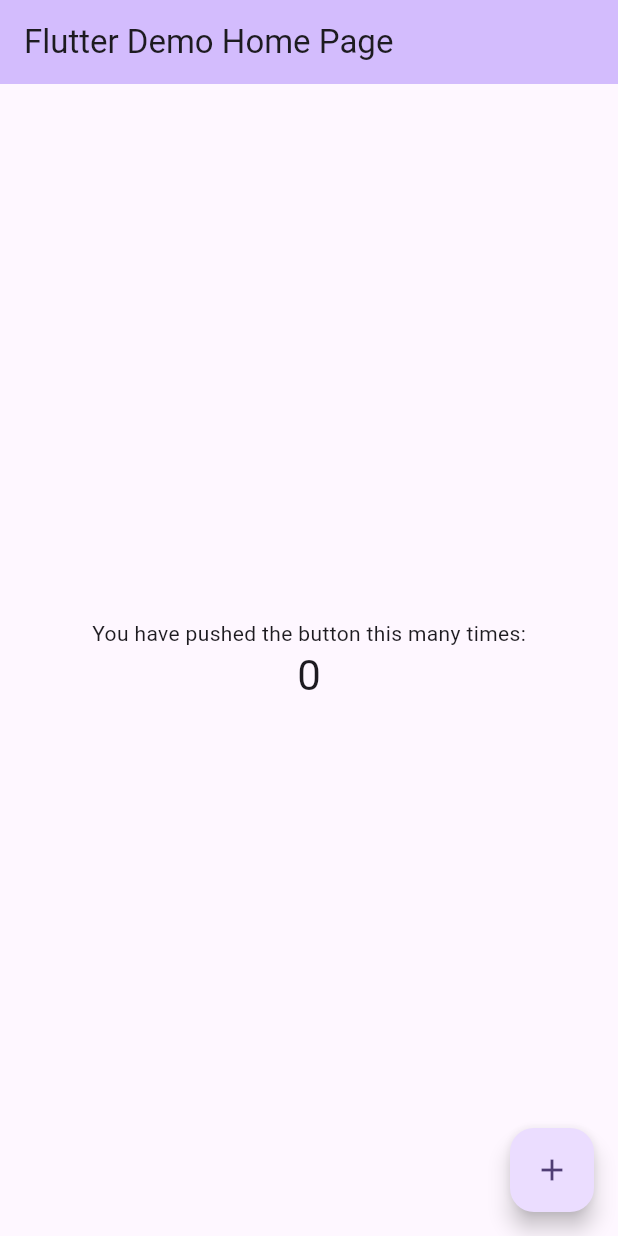
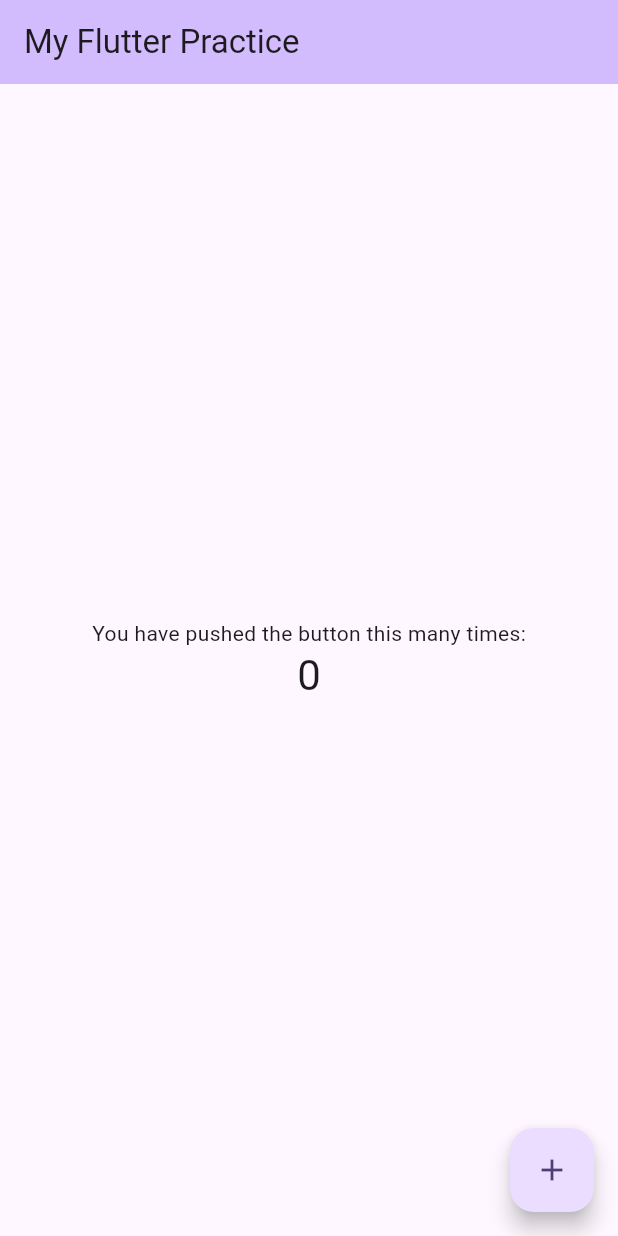
Before and after one commit to yogiiyashika-sketch/flutter-practice, a Flutter app: the screen it shows after launch, on a phone screen of 412 x 824 dp. Run offline on Flutter 3.47's test engine with Material 3 defaults, Android fonts, the phone set to English and light mode, and no system bars.

Commit message:
Update Flutter app title

```diff
--- a/lib/main.dart
+++ b/lib/main.dart
@@ -7,45 +7,18 @@ void main() {
 class MyApp extends StatelessWidget {
   const MyApp({super.key});
 
-  // This widget is the root of your application.
   @override
   Widget build(BuildContext context) {
     return MaterialApp(
-      title: 'Flutter Demo',
-      theme: ThemeData(
-        // This is the theme of your application.
-        //
-        // TRY THIS: Try running your application with "flutter run". You'll see
-        // the application has a purple toolbar. Then, without quitting the app,
-        // try changing the seedColor in the colorScheme below to Colors.green
-        // and then invoke "hot reload" (save your changes or press the "hot
-        // reload" button in a Flutter-supported IDE, or press "r" if you used
-        // the command line to start the app).
-        //
-        // Notice that the counter didn't reset back to zero; the application
-        // state is not lost during the reload. To reset the state, use hot
-        // restart instead.
-        //
-        // This works for code too, not just values: Most code changes can be
-        // tested with just a hot reload.
-        colorScheme: .fromSeed(seedColor: Colors.deepPurple),
-      ),
-      home: const MyHomePage(title: 'Flutter Demo Home Page'),
+      title: 'Flutter Practice',
+      theme: ThemeData(colorScheme: .fromSeed(seedColor: Colors.deepPurple)),
+      home: const MyHomePage(title: 'My Flutter Practice'),
     );
   }
 }
 
 class MyHomePage extends StatefulWidget {
   const MyHomePage({super.key, required this.title});
-
-  // This widget is the home page of your application. It is stateful, meaning
-  // that it has a State object (defined below) that contains fields that affect
-  // how it looks.
-
-  // This class is the configuration for the state. It holds the values (in this
-  // case the title) provided by the parent (in this case the App widget) and
-  // used by the build method of the State. Fields in a Widget subclass are
-  // always marked "final".
 
   final String title;
 
@@ -58,50 +31,19 @@ class _MyHomePageState extends State<MyHomePage> {
 
   void _incrementCounter() {
     setState(() {
-      // This call to setState tells the Flutter framework that something has
-      // changed in this State, which causes it to rerun the build method below
-      // so that the display can reflect the updated values. If we changed
-      // _counter without calling setState(), then the build method would not be
-      // called again, and so nothing would appear to happen.
       _counter++;
     });
   }
 
   @override
   Widget build(BuildContext context) {
-    // This method is rerun every time setState is called, for instance as done
-    // by the _incrementCounter method above.
-    //
-    // The Flutter framework has been optimized to make rerunning build methods
-    // fast, so that you can just rebuild anything that needs updating rather
-    // than having to individually change instances of widgets.
     return Scaffold(
       appBar: AppBar(
-        // TRY THIS: Try changing the color here to a specific color (to
-        // Colors.amber, perhaps?) and trigger a hot reload to see the AppBar
-        // change color while the other colors stay the same.
         backgroundColor: Theme.of(context).colorScheme.inversePrimary,
-        // Here we take the value from the MyHomePage object that was created by
-        // the App.build method, and use it to set our appbar title.
         title: Text(widget.title),
       ),
       body: Center(
-        // Center is a layout widget. It takes a single child and positions it
-        // in the middle of the parent.
         child: Column(
-          // Column is also a layout widget. It takes a list of children and
-          // arranges them vertically. By default, it sizes itself to fit its
-          // children horizontally, and tries to be as tall as its parent.
-          //
-          // Column has various properties to control how it sizes itself and
-          // how it positions its children. Here we use mainAxisAlignment to
-          // center the children vertically; the main axis here is the vertical
-          // axis because Columns are vertical (the cross axis would be
-          // horizontal).
-          //
-          // TRY THIS: Invoke "debug painting" (choose the "Toggle Debug Paint"
-          // action in the IDE, or press "p" in the console), to see the
-          // wireframe for each widget.
           mainAxisAlignment: .center,
           children: [
             const Text('You have pushed the button this many times:'),
```
